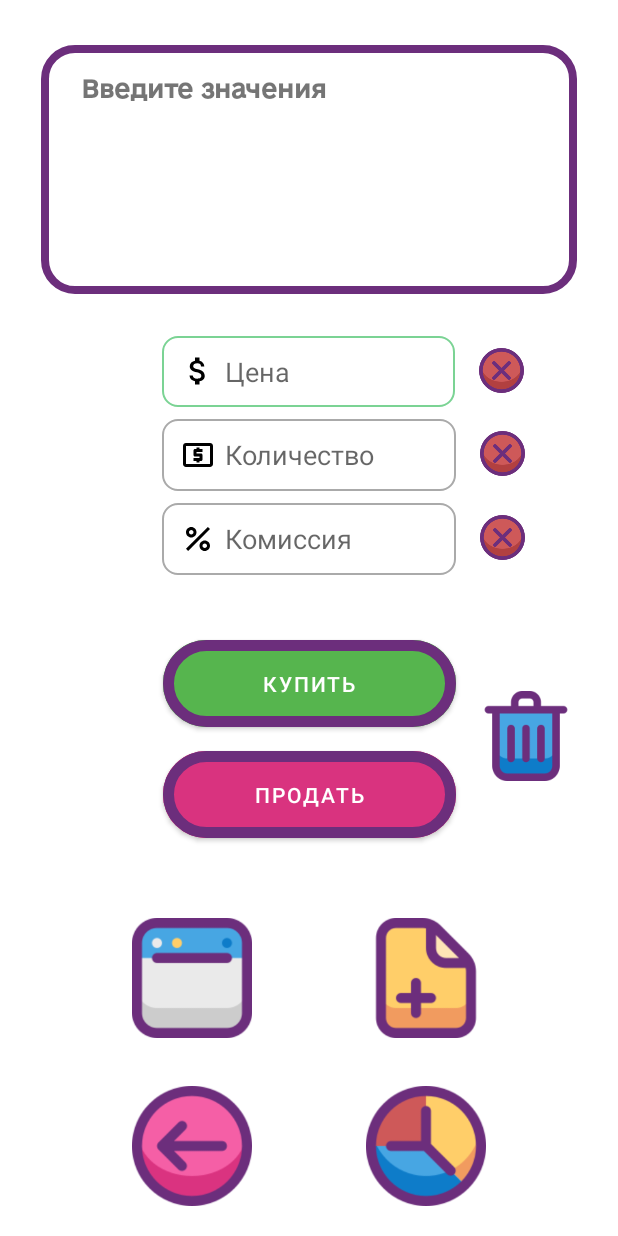
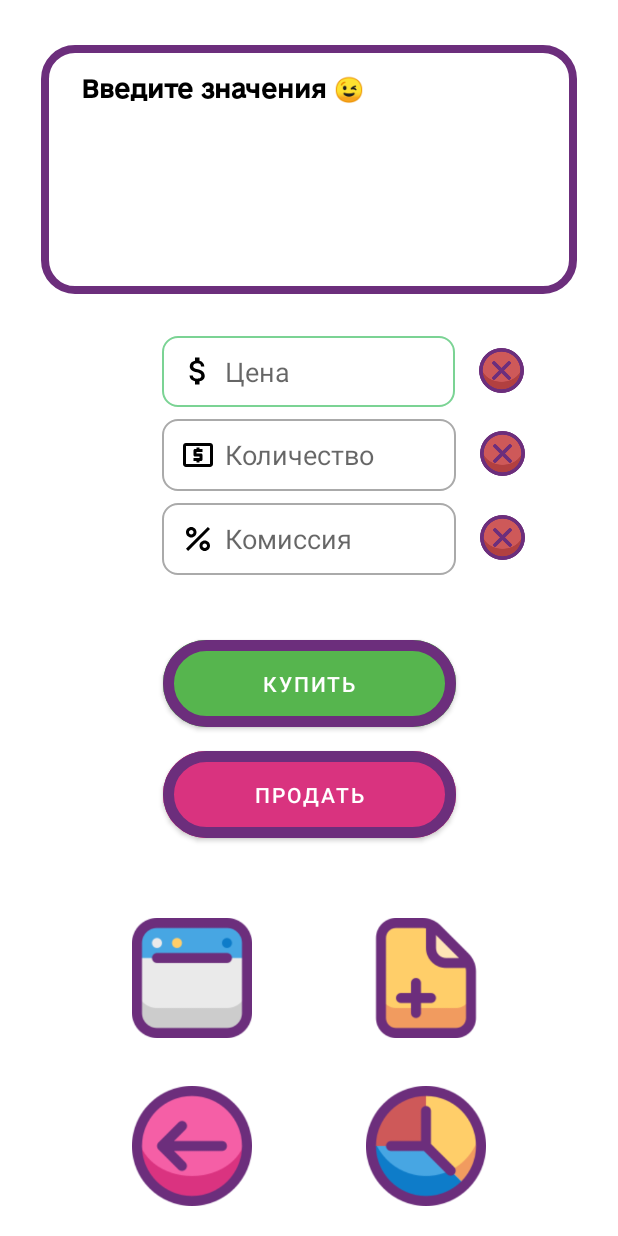
Before and after one commit to eatmore2004/SpotCalculator, an Android app: the screen it shows after launch (MainActivity), on a phone screen of 412 x 824 dp. Run offline under Robolectric (Android 15) with nearby library versions, the phone set to English and light mode, and no system bars; libraries missing offline, so code that uses them is left out: io.paperdb; 2 statements that could not run were skipped.

Commit message:
Bug fixes. New emoji. UI improvements. Ability to share position

```diff
--- a/app/src/main/AndroidManifest.xml
+++ b/app/src/main/AndroidManifest.xml
@@ -8,7 +8,7 @@
         android:allowBackup="true"
         android:dataExtractionRules="@xml/data_extraction_rules"
         android:fullBackupContent="@xml/backup_rules"
-        android:icon="@mipmap/ic_launcher"
+        android:icon="@drawable/icon"
         android:label="@string/app_name"
         android:supportsRtl="true"
         android:theme="@style/Theme.PositionCalculator"
--- /dev/null
+++ b/app/src/main/java/com/andrii/positioncalculator/Emoji.java
@@ -0,0 +1,8 @@
+package com.andrii.positioncalculator;
+
+public enum Emoji {
+    SMILE,
+    THINKING,
+    WINKING,
+    COOL,
+}
--- a/app/src/main/java/com/andrii/positioncalculator/MainActivity.java
+++ b/app/src/main/java/com/andrii/positioncalculator/MainActivity.java
@@ -26,22 +26,23 @@ public class MainActivity extends AppCompatActivity {
     public ImageView back_button;
     public ImageView journal_button;
     public ImageView positionload_button;
-
-    public ImageView clr_button;
     public ImageView clr_price_button;
     public ImageView clr_amount_button;
     public ImageView clr_fee_button;
 
-    public EditText price_edit;
-    public EditText amount_edit;
-    public EditText fee_edit;
+    @SuppressLint("StaticFieldLeak")
+    public static EditText price_edit;
+    @SuppressLint("StaticFieldLeak")
+    public static EditText amount_edit;
+    @SuppressLint("StaticFieldLeak")
+    public static EditText fee_edit;
     @SuppressLint("StaticFieldLeak")
     public static TextView message_box;
 
     public static Position position;
 
 
-    @SuppressLint("MissingInflatedId")
+    @SuppressLint({"MissingInflatedId", "SetTextI18n"})
     @Override
     protected void onCreate(Bundle savedInstanceState) {
         super.onCreate(savedInstanceState);
@@ -55,10 +56,9 @@ public class MainActivity extends AppCompatActivity {
         this.back_button = findViewById(R.id.back_btn);
         this.journal_button = findViewById(R.id.journal_btn);
         this.positionload_button = findViewById(R.id.loadposition_btn);
-        this.price_edit = findViewById(R.id.price_edt);
-        this.amount_edit = findViewById(R.id.amount_edt);
-        this.fee_edit = findViewById(R.id.fee_edt);
-        this.clr_button = findViewById(R.id.clear_btn);
+        price_edit = findViewById(R.id.price_edt);
+        amount_edit = findViewById(R.id.amount_edt);
+        fee_edit = findViewById(R.id.fee_edt);
         this.clr_price_button = findViewById(R.id.clr_price_btn);
         this.clr_amount_button = findViewById(R.id.clr_amount_btn);
         this.clr_fee_button = findViewById(R.id.clr_fee_btn);
@@ -66,7 +66,11 @@ public class MainActivity extends AppCompatActivity {
 
         message_box = findViewById(R.id.message);
         position = StorageManager.getPosition("current_position");
-        message_box.setText(position.getResponse());
+        String response = position.getResponse();
+        if (response == null){
+            Emoji emoji = Emoji.values()[(int)(Math.random()*Emoji.values().length)];
+            MainActivity.message_box.setText("\n\t\tВведите значения " + Utils.getEmoji(emoji));
+        }else message_box.setText(response);
         buy_button.setOnClickListener(new View.OnClickListener() {
             @Override
             public void onClick(View view) {
@@ -91,14 +95,6 @@ public class MainActivity extends AppCompatActivity {
             }
         });
 
-        clr_button.setOnClickListener(new View.OnClickListener() {
-            @Override
-            public void onClick(View view) {
-                ClearEdits();
-                message_box.setText("");
-                position.clear();
-            }
-        });
         clr_price_button.setOnClickListener(new View.OnClickListener() {
             @Override
             public void onClick(View view) {
@@ -123,8 +119,13 @@ public class MainActivity extends AppCompatActivity {
             public void onClick(View view) {
                 ClearEdits();
                 Order last_order = position.stepBack();
-                price_edit.setText(String.format(Locale.US,"%.2f",last_order.getPrice()));
-                amount_edit.setText(String.format(Locale.US,"%.6f",last_order.getAmount()));
+                if (last_order.getPrice() <= 0 || last_order.getAmount() <= 0){
+                    ClearEdits();
+                    Toast.makeText(getApplicationContext(),"Невозможно вернуться на шаг назад!", Toast.LENGTH_SHORT).show();
+                }else{
+                    price_edit.setText(String.format(Locale.US,"%.2f",last_order.getPrice()));
+                    amount_edit.setText(String.format(Locale.US,"%.6f",last_order.getAmount()));
+                }
             }
         });
         journal_button.setOnClickListener(new View.OnClickListener() {
@@ -156,7 +157,7 @@ public class MainActivity extends AppCompatActivity {
 
     }
 
-    public void ClearEdits() {
+    public static void ClearEdits() {
         price_edit.setText("");
         amount_edit.setText("");
         fee_edit.setText("");
--- a/app/src/main/java/com/andrii/positioncalculator/Position.java
+++ b/app/src/main/java/com/andrii/positioncalculator/Position.java
@@ -84,7 +84,7 @@ public class Position {
     @SuppressLint("DefaultLocale")
     public String getResponse() {
 
-        if (buy_orders.isEmpty() && sell_orders.isEmpty()) return "\n\t\tВведите значения";
+        if (buy_orders.isEmpty() && sell_orders.isEmpty()) return null;
         String message = "\n";
         double av_price_buy = getAveragePrice(buy_orders);
         double buyed_amount = getAmount(buy_orders);
--- a/app/src/main/java/com/andrii/positioncalculator/Utils.java
+++ b/app/src/main/java/com/andrii/positioncalculator/Utils.java
@@ -29,5 +29,19 @@ public class Utils {
         }
         return -1;
     }
+    public static String getEmoji(Emoji emoji){
+        int unicode = 0x1F626;
+        switch (emoji){
+            case SMILE:
+                unicode = 0x1F600; break;
+            case THINKING:
+                unicode = 0x1F914; break;
+            case WINKING:
+                unicode = 0x1F609; break;
+            case COOL:
+                unicode = 0x1F60E; break;
+        }
+        return new String(Character.toChars(unicode));
+    }
 
 }
--- a/app/src/main/res/layout/activity_main.xml
+++ b/app/src/main/res/layout/activity_main.xml
@@ -109,16 +109,17 @@
         android:layout_width="357dp"
         android:layout_height="166dp"
         android:layout_marginBottom="28dp"
+        android:background="@drawable/messagebox"
+        android:fontFamily="@font/medium"
         android:textAlignment="textStart"
+        android:textColor="#000000"
         android:textSize="16sp"
         android:textStyle="bold"
-        android:background="@drawable/messagebox"
         app:layout_constraintBottom_toTopOf="@+id/price_edt"
         app:layout_constraintEnd_toEndOf="parent"
         app:layout_constraintStart_toStartOf="parent"
         app:layout_constraintTop_toTopOf="parent"
-        app:layout_constraintVertical_bias="1.0"
-        android:fontFamily="@font/medium"/>
+        app:layout_constraintVertical_bias="1.0" />
 
     <ImageView
         android:id="@+id/loadposition_btn"
@@ -169,16 +170,6 @@
         app:srcCompat="@drawable/chart" />
 
     <ImageView
-        android:id="@+id/clear_btn"
-        android:layout_width="60dp"
-        android:layout_height="60dp"
-        android:layout_marginStart="212dp"
-        android:layout_marginBottom="44dp"
-        app:layout_constraintBottom_toBottomOf="@+id/sell_btn"
-        app:layout_constraintStart_toStartOf="@+id/sell_btn"
-        app:srcCompat="@drawable/delete" />
-
-    <ImageView
         android:id="@+id/clr_amount_btn"
         android:layout_width="30dp"
         android:layout_height="30dp"
```
Also changed, not shown: app/src/main/java/com/andrii/positioncalculator/Logs.java (+33 -10 lines), app/src/main/res/layout/activity_logs.xml (+14 -2 lines), app/src/main/res/drawable/icon.png (added).
